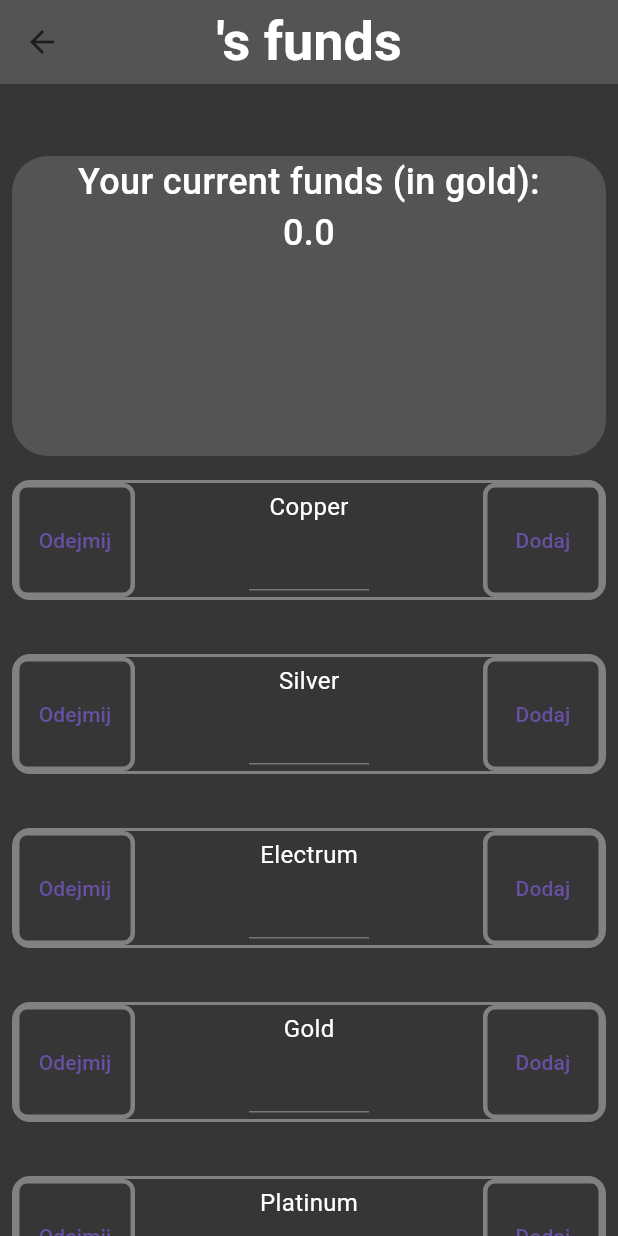
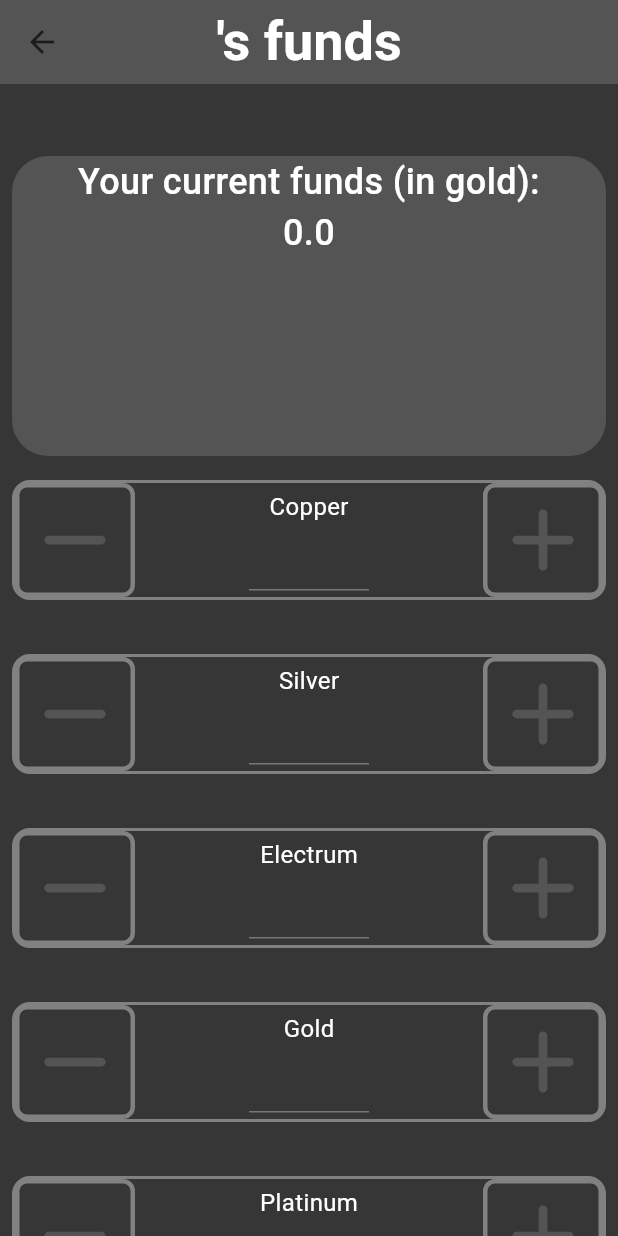
Before and after one commit to jakvbm1/dnd_funds_manager, a Flutter app: the HomePage screen opened directly with empty values, on a phone screen of 412 x 824 dp. Run offline on Flutter 3.47's test engine with Material 3 defaults, Android fonts, the phone set to English and light mode, and no system bars; our stand-ins replace flutter_svg.

Commit message:
funds for each character added, little redesign

```diff
--- a/lib/pages/home.dart
+++ b/lib/pages/home.dart
@@ -2,6 +2,7 @@ import 'dart:io';
 import 'package:dnd_funds_manager/materials/character.dart';
 import 'package:flutter/material.dart';
 import 'package:dnd_funds_manager/materials/currency.dart';
+import 'package:flutter_svg/svg.dart';
 import 'package:path_provider/path_provider.dart';
 
 class HomePage extends StatefulWidget
@@ -9,7 +10,7 @@ class HomePage extends StatefulWidget
   HomePage({super.key, required this.selected_char});
   final Character selected_char;
   @override
-  _HomePageState createState() => _HomePageState(selected_char: selected_char);
+  _HomePageState createState() => _HomePageState(selectedChar: selected_char);
 
 
 }
@@ -18,14 +19,14 @@ class _HomePageState extends State<HomePage>
 {
   double funds = 0.0;
   List<Currency> currencies = [];
-  Character selected_char;
+  Character selectedChar;
 
-  _HomePageState({required this.selected_char});
+  _HomePageState({required this.selectedChar});
 
   _write() async
   {
     final Directory directory = await getApplicationDocumentsDirectory();
-    final File file = File('${directory.path}/cash.txt');
+    final File file = File('${directory.path}/${selectedChar.name}_cash.txt');
     await file.writeAsString(funds.toString());
   }
 
@@ -34,7 +35,7 @@ class _HomePageState extends State<HomePage>
     try
     {
       final Directory directory = await getApplicationDocumentsDirectory();
-      final File file = File('${directory.path}/cash.txt');
+      final File file = File('${directory.path}/${selectedChar.name}_cash.txt');
       if(await file.exists())
       {
         setState(() {
@@ -82,7 +83,7 @@ class _HomePageState extends State<HomePage>
     AppBar appbar() {
     return AppBar
     (
-      title: Text(selected_char.name+'\'s funds',
+      title: Text(selectedChar.name+'\'s funds',
       style: TextStyle
       (
       fontSize: 36,
@@ -145,7 +146,9 @@ class _HomePageState extends State<HomePage>
             crossAxisAlignment: CrossAxisAlignment.stretch,
             children:
             [
-              Container(child: TextButton(onPressed: (){sub_money(currencies[index].base_multiplier, myController.text);}, child: Text('Odejmij')),
+              GestureDetector(
+                onTap: (){sub_money(currencies[index].base_multiplier, myController.text);},
+                child: Container(child: SvgPicture.asset('media/minus.svg'),
                  //color: Colors.transparent,
                  height: 40,
                  width: 80,
@@ -155,12 +158,15 @@ class _HomePageState extends State<HomePage>
                   border: Border.all(color: const Color.fromARGB(255, 129, 129, 129), width: 3.0)
                  ),
                  ),
+              ),
               Column(mainAxisAlignment: MainAxisAlignment.spaceEvenly, crossAxisAlignment: CrossAxisAlignment.center, children:
                [
                 Text(currencies[index].name, style: TextStyle(color: Colors.white, fontSize: 16, fontWeight: FontWeight.w400),),
                 Container(child: TextField(controller: myController), width: 80, height: 40)
                 ],),
-              Container(child: TextButton(onPressed: (){add_money(currencies[index].base_multiplier, myController.text);}, child: Text('Dodaj')),
+              GestureDetector(
+                onTap: (){add_money(currencies[index].base_multiplier, myController.text);},
+                child: Container(child: SvgPicture.asset('media/plus.svg'),
                  //color: Colors.transparent,
                  height: 40,
                  width: 80,
@@ -168,6 +174,7 @@ class _HomePageState extends State<HomePage>
                  (
                   borderRadius: BorderRadius.circular(8),
                   border: Border.all(color: const Color.fromARGB(255, 129, 129, 129), width: 3.0)
+                 ),
                    ),
               ),
             ],
@@ -180,14 +187,20 @@ class _HomePageState extends State<HomePage>
 
   void add_money(double multiplier, String value)
   {
+    try
+    {
     double amount = double.parse(value);
     setState(() {
       funds += multiplier * amount;
     });
     _write();
     }
+    catch(e) {print(e.toString());}
+  }
 
   void sub_money(double multiplier, String value)
+  {
+    try
     {
     double amount = double.parse(value);
     if(funds >= amount*multiplier)
@@ -200,4 +213,6 @@ class _HomePageState extends State<HomePage>
       _write();
     }
     }
+    catch(e) {print(e.toString());}
   }
+}
--- a/pubspec.yaml
+++ b/pubspec.yaml
@@ -31,6 +31,7 @@ dependencies:
   flutter:
     sdk: flutter
   path_provider: ^2.1.4
+  flutter_svg: ^2.0.10
 
 
   # The following adds the Cupertino Icons font to your application.
@@ -60,7 +61,9 @@ flutter:
   uses-material-design: true
 
   # To add assets to your application, add an assets section, like this:
-  # assets:
+  assets:
+    - media/minus.svg
+    - media/plus.svg
   #   - images/a_dot_burr.jpeg
   #   - images/a_dot_ham.jpeg
 
```
Also changed, not shown: media/minus.svg (added), media/plus.svg (added), pubspec.lock. Lines whose indentation alone changed are shown as unchanged.
